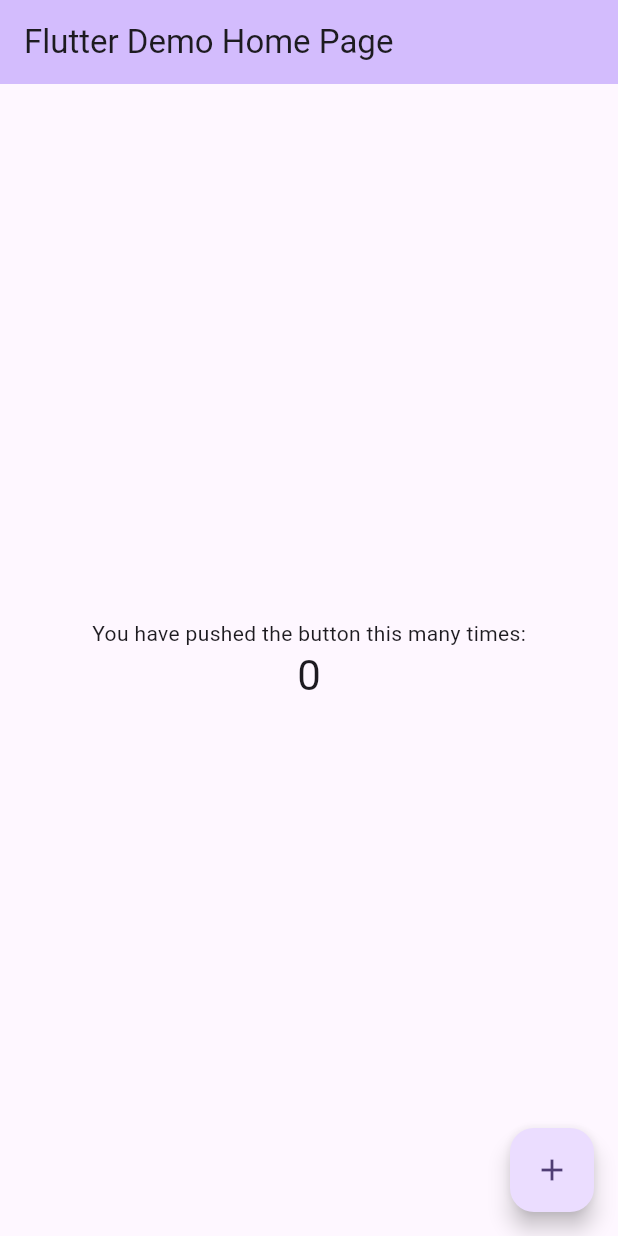
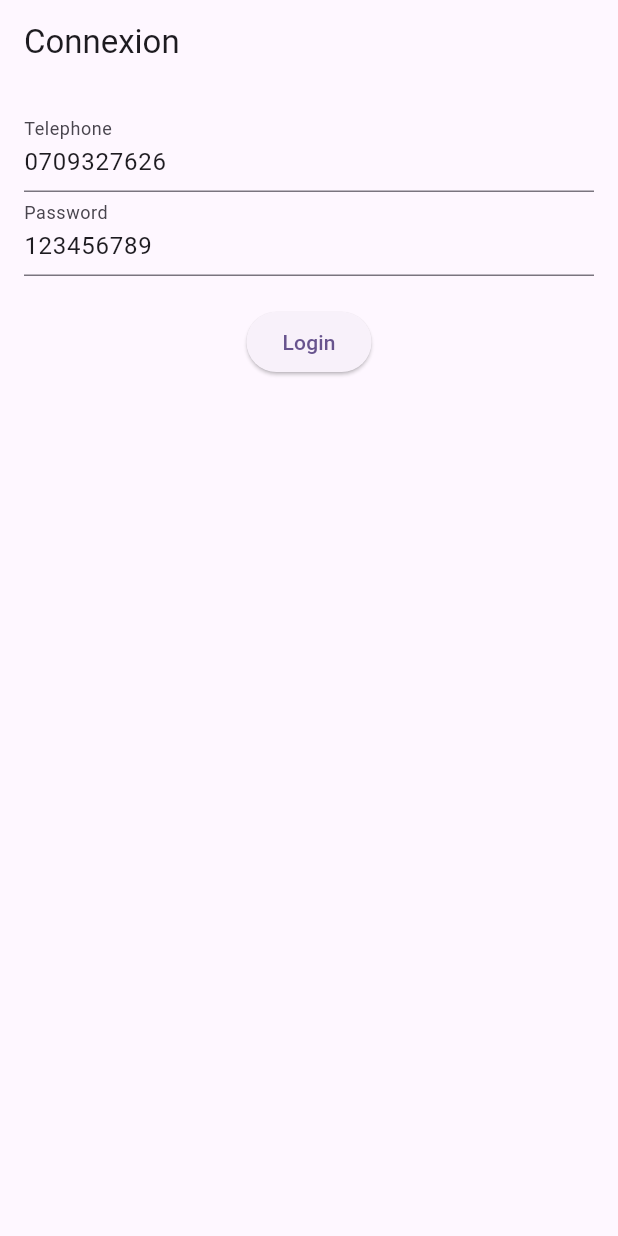
Before and after one commit to koufide/app_fem_nage, a Flutter app: the screen it shows after launch, on a phone screen of 412 x 824 dp. Run offline on Flutter 3.47's test engine with Material 3 defaults, Android fonts, the phone set to English and light mode, and no system bars.

Commit message:
connexion

```diff
--- /dev/null
+++ b/data/db.json
@@ -0,0 +1,9 @@
+{
+  "users": [
+    {
+      "id": 1,
+      "tel": "0709327626",
+      "password": "123456789"
+    }
+  ]
+}
--- a/lib/main.dart
+++ b/lib/main.dart
@@ -1,7 +1,17 @@
+import 'package:app_fem_nage/providers/auth_provider.dart';
+import 'package:app_fem_nage/routes.dart';
 import 'package:flutter/material.dart';
+import 'package:provider/provider.dart';
 
 void main() {
-  runApp(const MyApp());
+  runApp(
+    MultiProvider(providers:
+    [
+      ChangeNotifierProvider(create: (_)=> AuthProvider() ),
+    ],
+      child: const MyApp(),
+    ),
+  );
 }
 
 class MyApp extends StatelessWidget {
@@ -11,115 +21,63 @@
   @override
   Widget build(BuildContext context) {
     return MaterialApp(
-      title: 'Flutter Demo',
+      title: 'Gestion des femmes de menage',
       theme: ThemeData(
-        // This is the theme of your application.
-        //
-        // TRY THIS: Try running your application with "flutter run". You'll see
-        // the application has a purple toolbar. Then, without quitting the app,
-        // try changing the seedColor in the colorScheme below to Colors.green
-        // and then invoke "hot reload" (save your changes or press the "hot
-        // reload" button in a Flutter-supported IDE, or press "r" if you used
-        // the command line to start the app).
-        //
-        // Notice that the counter didn't reset back to zero; the application
-        // state is not lost during the reload. To reset the state, use hot
-        // restart instead.
-        //
-        // This works for code too, not just values: Most code changes can be
-        // tested with just a hot reload.
         colorScheme: ColorScheme.fromSeed(seedColor: Colors.deepPurple),
         useMaterial3: true,
       ),
-      home: const MyHomePage(title: 'Flutter Demo Home Page'),
+      initialRoute: '/',
+      routes: appRoutes,
+      // home: const MyHomePage(title: 'Gestion des servantes'),
     );
   }
 }
 
-class MyHomePage extends StatefulWidget {
-  const MyHomePage({super.key, required this.title});
+// class MyHomePage extends StatefulWidget {
+//   const MyHomePage({super.key, required this.title});
+//
+//
+//   final String title;
+//
+//   @override
+//   State<MyHomePage> createState() => _MyHomePageState();
+// }
 
-  // This widget is the home page of your application. It is stateful, meaning
-  // that it has a State object (defined below) that contains fields that affect
-  // how it looks.
-
-  // This class is the configuration for the state. It holds the values (in this
-  // case the title) provided by the parent (in this case the App widget) and
-  // used by the build method of the State. Fields in a Widget subclass are
-  // always marked "final".
-
-  final String title;
-
-  @override
-  State<MyHomePage> createState() => _MyHomePageState();
-}
-
-class _MyHomePageState extends State<MyHomePage> {
-  int _counter = 0;
-
-  void _incrementCounter() {
-    setState(() {
-      // This call to setState tells the Flutter framework that something has
-      // changed in this State, which causes it to rerun the build method below
-      // so that the display can reflect the updated values. If we changed
-      // _counter without calling setState(), then the build method would not be
-      // called again, and so nothing would appear to happen.
-      _counter++;
-    });
-  }
-
-  @override
-  Widget build(BuildContext context) {
-    // This method is rerun every time setState is called, for instance as done
-    // by the _incrementCounter method above.
-    //
-    // The Flutter framework has been optimized to make rerunning build methods
-    // fast, so that you can just rebuild anything that needs updating rather
-    // than having to individually change instances of widgets.
-    return Scaffold(
-      appBar: AppBar(
-        // TRY THIS: Try changing the color here to a specific color (to
-        // Colors.amber, perhaps?) and trigger a hot reload to see the AppBar
-        // change color while the other colors stay the same.
-        backgroundColor: Theme.of(context).colorScheme.inversePrimary,
-        // Here we take the value from the MyHomePage object that was created by
-        // the App.build method, and use it to set our appbar title.
-        title: Text(widget.title),
-      ),
-      body: Center(
-        // Center is a layout widget. It takes a single child and positions it
-        // in the middle of the parent.
-        child: Column(
-          // Column is also a layout widget. It takes a list of children and
-          // arranges them vertically. By default, it sizes itself to fit its
-          // children horizontally, and tries to be as tall as its parent.
-          //
-          // Column has various properties to control how it sizes itself and
-          // how it positions its children. Here we use mainAxisAlignment to
-          // center the children vertically; the main axis here is the vertical
-          // axis because Columns are vertical (the cross axis would be
-          // horizontal).
-          //
-          // TRY THIS: Invoke "debug painting" (choose the "Toggle Debug Paint"
-          // action in the IDE, or press "p" in the console), to see the
-          // wireframe for each widget.
-          mainAxisAlignment: MainAxisAlignment.center,
-          children: <Widget>[
-            const Text(
-              'You have pushed the button this many times:',
-            ),
-            Text(
-              '$_counter',
-              style: Theme.of(context).textTheme.headlineMedium,
-            ),
-          ],
-        ),
-      ),
-      floatingActionButton: FloatingActionButton(
-        onPressed: _incrementCounter,
-        tooltip: 'Increment',
-        child: const Icon(Icons.add),
-      ), // This trailing comma makes auto-formatting nicer for build methods.
-    );
-  }
-}
+// class _MyHomePageState extends State<MyHomePage> {
+//   int _counter = 0;
+//
+//   void _incrementCounter() {
+//     setState(() {
+//       _counter++;
+//     });
+//   }
+//
+//   @override
+//   Widget build(BuildContext context) {
+//     return Scaffold(
+//       appBar: AppBar(
+//         backgroundColor: Theme.of(context).colorScheme.inversePrimary,
+//         title: Text(widget.title),
+//       ),
+//       body: Center(
+//         child: Column(
+//           mainAxisAlignment: MainAxisAlignment.center,
+//           children: <Widget>[
+//             const Text(
+//               'You have pushed the button this many times:',
+//             ),
+//             Text(
+//               '$_counter',
+//               style: Theme.of(context).textTheme.headlineMedium,
+//             ),
+//           ],
+//         ),
+//       ),
+//       floatingActionButton: FloatingActionButton(
+//         onPressed: _incrementCounter,
+//         tooltip: 'Increment',
+//         child: const Icon(Icons.add),
+//       ), // This trailing comma makes auto-formatting nicer for build methods.
+//     );
+//   }
+// }
--- /dev/null
+++ b/lib/providers/auth_provider.dart
@@ -0,0 +1,22 @@
+
+import 'package:app_fem_nage/services/auth_service.dart';
+import 'package:flutter/material.dart';
+
+class AuthProvider with ChangeNotifier{
+  final AuthService _authService = AuthService();
+   Map<String, dynamic>? _user;
+
+  Map<String, dynamic>? get user => _user;
+
+  Future<void> signIn(String tel, String password) async{
+    _user = (await _authService.signIn(tel, password))!;
+    notifyListeners();
+  } // signIn
+
+  Future<void> signOut() async{
+     _authService.signOut();
+     _user = null;
+    notifyListeners();
+  } // signIn
+
+}
--- /dev/null
+++ b/lib/routes.dart
@@ -0,0 +1,15 @@
+
+
+
+import 'package:app_fem_nage/screens/home_screen.dart';
+import 'package:app_fem_nage/screens/login_screen.dart';
+import 'package:app_fem_nage/screens/profile_screen.dart';
+import 'package:flutter/material.dart';
+
+final Map<String, WidgetBuilder> appRoutes = {
+  // '/': (context) => const HomeScreen(),
+  '/': (context) => const LoginScreen(),
+  '/login': (context) => const LoginScreen(),
+  '/home': (context) => const HomeScreen(),
+  '/profile': (context) => const ProfileScreen(),
+};
--- /dev/null
+++ b/lib/screens/login_screen.dart
@@ -0,0 +1,96 @@
+import 'package:app_fem_nage/providers/auth_provider.dart';
+import 'package:flutter/material.dart';
+import 'package:provider/provider.dart';
+
+class LoginScreen extends StatefulWidget {
+  const LoginScreen({super.key});
+
+  @override
+  State<LoginScreen> createState() => _LoginScreenState();
+}
+
+class _LoginScreenState extends State<LoginScreen> {
+  final _formKey = GlobalKey<FormState>();
+  final TextEditingController _telController = TextEditingController(text: '0709327626');
+  final TextEditingController _passwordController = TextEditingController(text: '123456789');
+
+  bool _isLoading = false;
+
+  Future<void> _signIn(BuildContext context) async {
+    if(_formKey.currentState!.validate()){
+      setState(() {
+        _isLoading = true;
+      });
+
+      String tel = _telController.text;
+      String password = _passwordController.text;
+
+      await Provider.of<AuthProvider>(context, listen: false).signIn(tel, password);
+      setState(() {
+      _isLoading = false;
+      });
+
+      if(Provider.of<AuthProvider>(context, listen: false).user != null){
+      Navigator.pushReplacementNamed(context, '/home');
+
+      }else{
+      ScaffoldMessenger.of(context).showSnackBar(
+        const SnackBar(
+          content: Text("Login failed."),
+        )
+      );
+
+      }
+
+
+    }
+  }
+
+
+  //TODO FLUTTER SIZE A IMPLEMENTER
+  @override
+  Widget build(BuildContext context) {
+    return Scaffold(
+      appBar: AppBar(
+        title: const Text('Connexion'),
+      ),
+      body: Padding(
+        padding: const EdgeInsets.all(16.0),
+        child: Form(
+          key: _formKey,
+          child: Column(
+            children: [
+              TextFormField(
+                controller: _telController,
+                decoration: const InputDecoration(
+                  labelText: 'Telephone',
+                ),
+                validator: (value) {
+                  if(value == null || value.isEmpty){
+                    return 'Merci de saisir votre numero de Telephone';
+                  }
+                  return null;
+                },
+              ),
+              TextFormField(
+                controller: _passwordController,
+                decoration: const InputDecoration(labelText: 'Password',),
+                validator: (value) {
+                  if(value == null || value.isEmpty){
+                    return 'Merci de saisir votre mot de passe';
+                  }
+                  return null;
+                },
+              ),
+              const SizedBox(height: 20,),
+              _isLoading ? const CircularProgressIndicator(): ElevatedButton(
+                  onPressed: ()=> _signIn(context),
+                child: const Text('Login'),
+              )
+            ],
+          ),
+        ),
+      ),
+    );
+  }
+}
--- a/pubspec.yaml
+++ b/pubspec.yaml
@@ -35,6 +35,8 @@ dependencies:
   # The following adds the Cupertino Icons font to your application.
   # Use with the CupertinoIcons class for iOS style icons.
   cupertino_icons: ^1.0.8
+  http: ^1.2.1
+  provider: ^6.1.2
 
 dev_dependencies:
   flutter_test:
```
Also changed, not shown: lib/models/user.dart (added, +26 -0 lines), lib/screens/home_screen.dart (added, +29 -0 lines), lib/screens/profile_screen.dart (added, +10 -0 lines), lib/services/auth_service.dart (added, +35 -0 lines), pubspec.lock.
